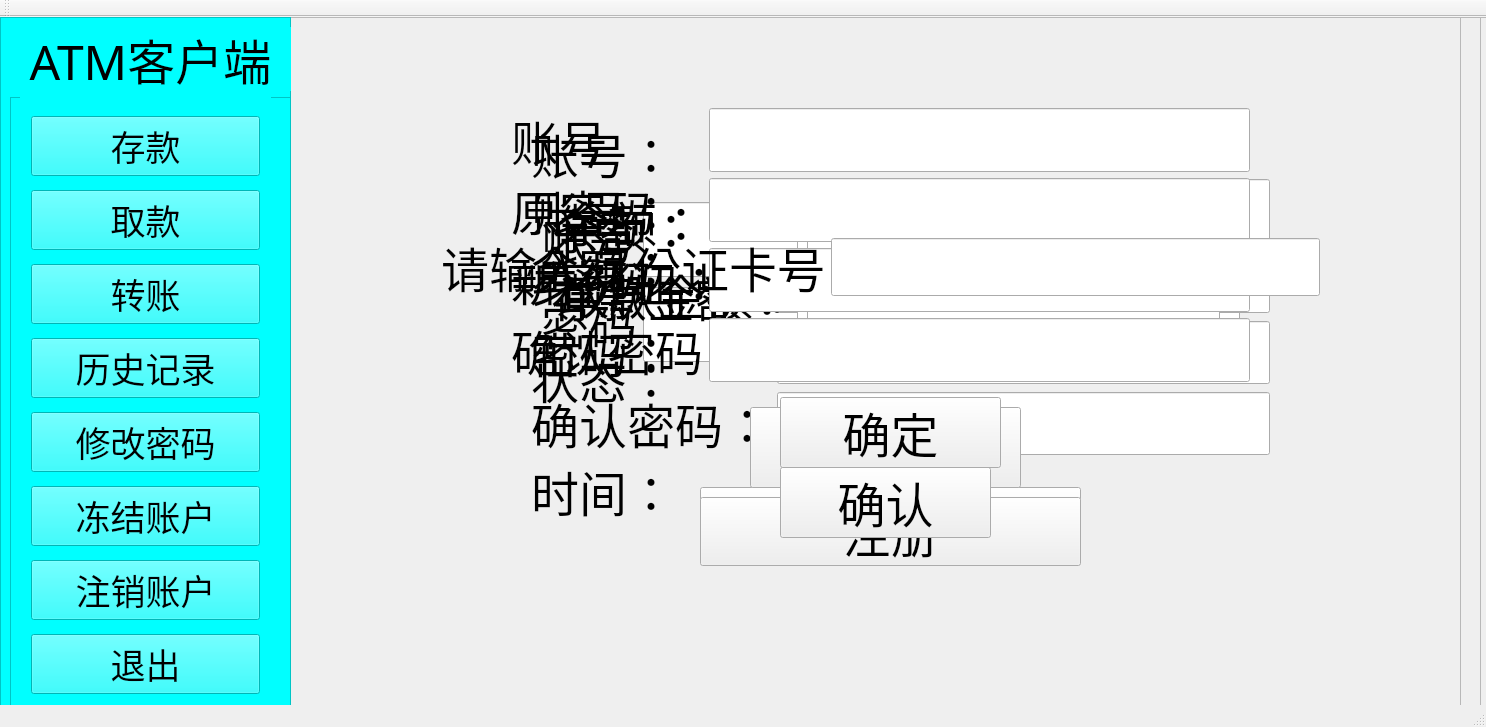
Qt form Client.ui (jiyilin/AutomaticTellerMachine) before a commit.
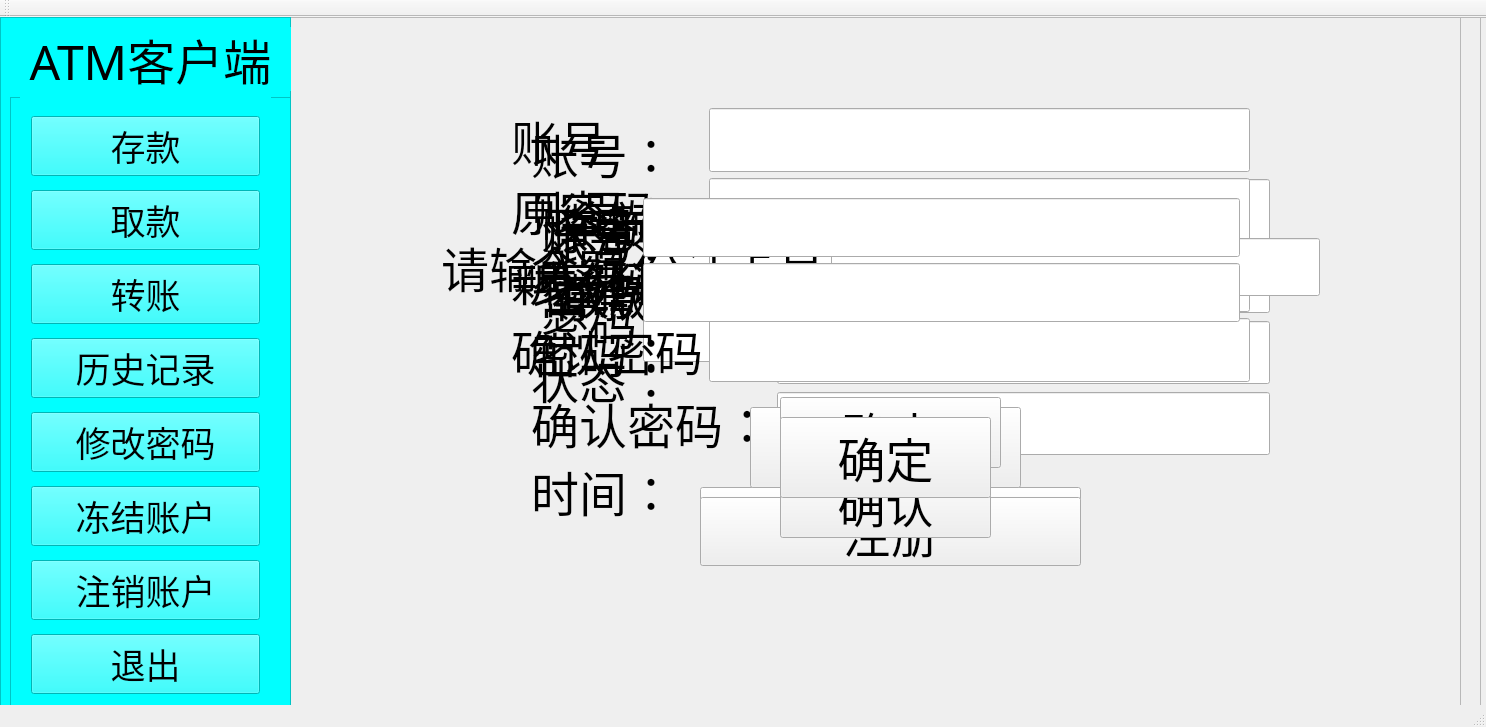
The same form after that commit. Icons and pictures are not drawn.

Commit message: finsh user del

The edit to the form file:
```diff
--- a/Client.ui
+++ b/Client.ui
@@ -1083,6 +1083,102 @@
              </item>
             </layout>
            </widget>
+           <widget class="QFrame" name="UserLogoutWindow">
+            <property name="geometry">
+             <rect>
+              <x>0</x>
+              <y>0</y>
+              <width>1201</width>
+              <height>691</height>
+             </rect>
+            </property>
+            <property name="frameShape">
+             <enum>QFrame::StyledPanel</enum>
+            </property>
+            <property name="frameShadow">
+             <enum>QFrame::Raised</enum>
+            </property>
+            <widget class="QPushButton" name="userLogoutPushButton">
+             <property name="geometry">
+              <rect>
+               <x>490</x>
+               <y>400</y>
+               <width>211</width>
+               <height>81</height>
+              </rect>
+             </property>
+             <property name="font">
+              <font>
+               <family>微软雅黑</family>
+               <pointsize>36</pointsize>
+              </font>
+             </property>
+             <property name="text">
+              <string>确定</string>
+             </property>
+            </widget>
+            <widget class="QWidget" name="formLayoutWidget_5">
+             <property name="geometry">
+              <rect>
+               <x>240</x>
+               <y>170</y>
+               <width>721</width>
+               <height>146</height>
+              </rect>
+             </property>
+             <layout class="QFormLayout" name="formLayout_2">
+              <item row="0" column="0">
+               <widget class="QLabel" name="label_14">
+                <property name="font">
+                 <font>
+                  <family>微软雅黑</family>
+                  <pointsize>36</pointsize>
+                 </font>
+                </property>
+                <property name="text">
+                 <string>账号</string>
+                </property>
+               </widget>
+              </item>
+              <item row="1" column="0">
+               <widget class="QLabel" name="label_15">
+                <property name="font">
+                 <font>
+                  <family>微软雅黑</family>
+                  <pointsize>36</pointsize>
+                 </font>
+                </property>
+                <property name="text">
+                 <string>密码</string>
+                </property>
+               </widget>
+              </item>
+              <item row="0" column="1">
+               <widget class="QLineEdit" name="userLogoutIdInput">
+                <property name="font">
+                 <font>
+                  <family>微软雅黑</family>
+                  <pointsize>36</pointsize>
+                 </font>
+                </property>
+               </widget>
+              </item>
+              <item row="1" column="1">
+               <widget class="QLineEdit" name="userLogoutPasswordInput">
+                <property name="font">
+                 <font>
+                  <family>微软雅黑</family>
+                  <pointsize>36</pointsize>
+                 </font>
+                </property>
+                <property name="echoMode">
+                 <enum>QLineEdit::Password</enum>
+                </property>
+               </widget>
+              </item>
+             </layout>
+            </widget>
+           </widget>
           </widget>
          </widget>
         </widget>
```
Left out of the diff: 257 changed lines with no effect on the pictures. The commit also changes 3 other files.
